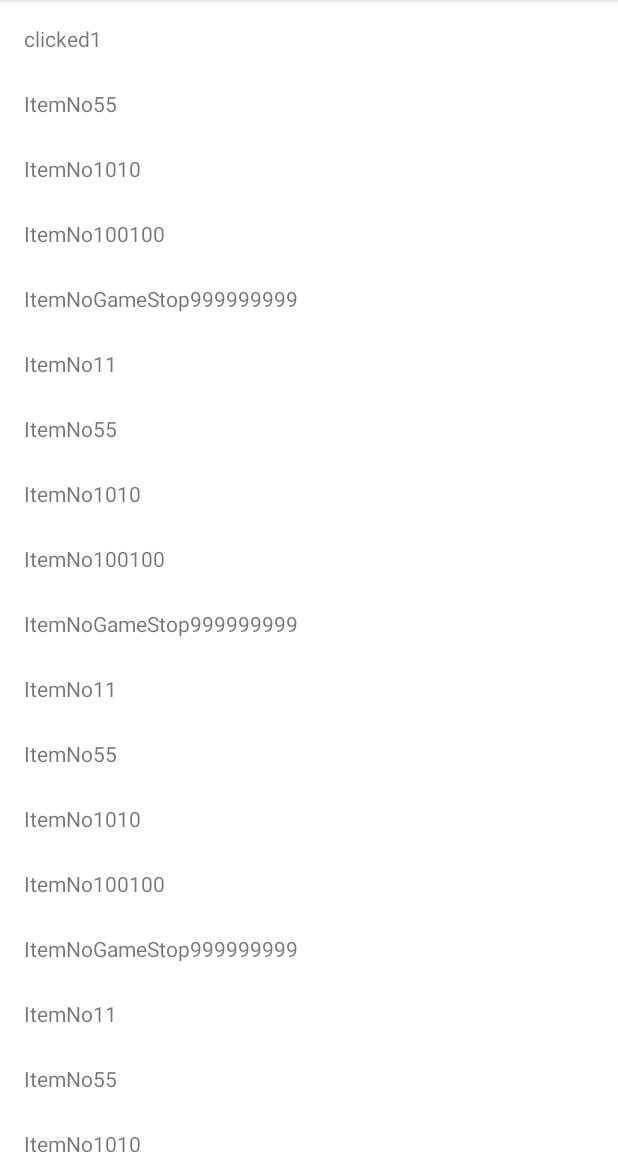
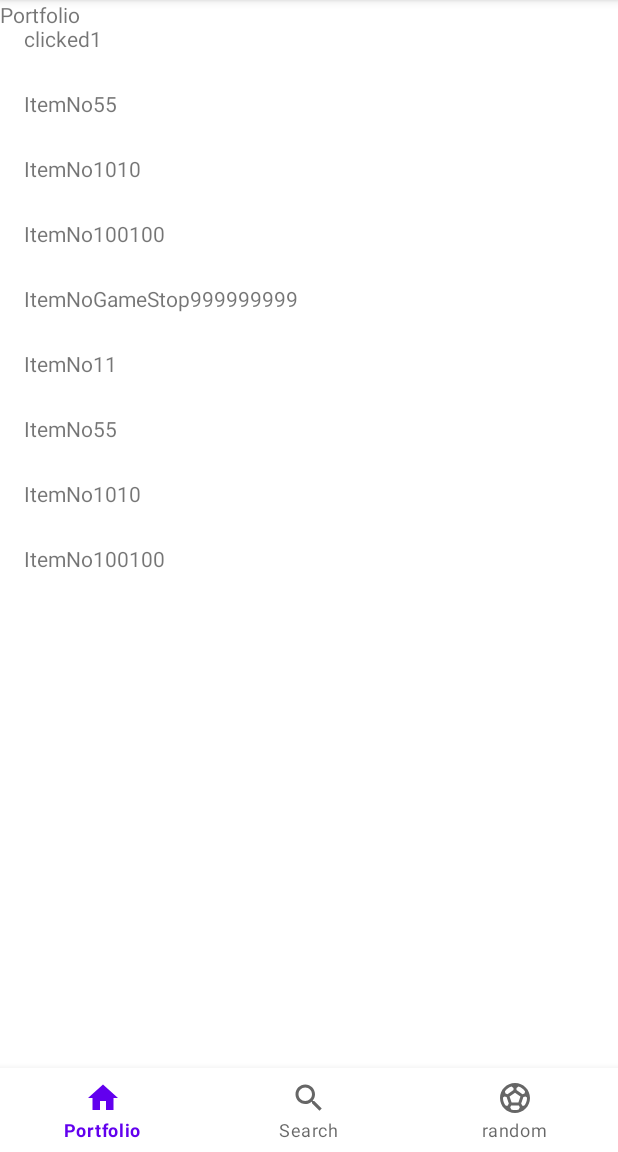
Before and after one commit to nicobah/StockzProject, an Android app: the screen it shows after launch (MainActivity), after a tap on "ItemNo1", on a phone screen of 412 x 824 dp, the part 84-1236 px from its top. Run offline under Robolectric (Android 15) with nearby library versions, the phone set to English and light mode, and no system bars.

Commit message:
buggy fragment and nav added

```diff
--- a/StockzProjectApp/app/build.gradle
+++ b/StockzProjectApp/app/build.gradle
@@ -40,6 +40,7 @@ dependencies {
     implementation 'com.google.android.material:material:1.3.0'
     implementation "androidx.recyclerview:recyclerview:1.1.0"
     implementation 'androidx.constraintlayout:constraintlayout:2.0.4'
+    implementation 'androidx.legacy:legacy-support-v4:1.0.0'
     testImplementation 'junit:junit:4.+'
     androidTestImplementation 'androidx.test.ext:junit:1.1.2'
     androidTestImplementation 'androidx.test.espresso:espresso-core:3.3.0'
--- /dev/null
+++ b/StockzProjectApp/app/src/main/res/drawable/ic_baseline_home_24.xml
@@ -0,0 +1,5 @@
+<vector android:height="24dp" android:tint="#78348E"
+    android:viewportHeight="24" android:viewportWidth="24"
+    android:width="24dp" xmlns:android="http://schemas.android.com/apk/res/android">
+    <path android:fillColor="@android:color/white" android:pathData="M10,20v-6h4v6h5v-8h3L12,3 2,12h3v8z"/>
+</vector>
--- /dev/null
+++ b/StockzProjectApp/app/src/main/res/drawable/ic_baseline_search_24.xml
@@ -0,0 +1,5 @@
+<vector android:height="24dp" android:tint="#78348E"
+    android:viewportHeight="24" android:viewportWidth="24"
+    android:width="24dp" xmlns:android="http://schemas.android.com/apk/res/android">
+    <path android:fillColor="@android:color/white" android:pathData="M15.5,14h-0.79l-0.28,-0.27C15.41,12.59 16,11.11 16,9.5 16,5.91 13.09,3 9.5,3S3,5.91 3,9.5 5.91,16 9.5,16c1.61,0 3.09,-0.59 4.23,-1.57l0.27,0.28v0.79l5,4.99L20.49,19l-4.99,-5zM9.5,14C7.01,14 5,11.99 5,9.5S7.01,5 9.5,5 14,7.01 14,9.5 11.99,14 9.5,14z"/>
+</vector>
--- /dev/null
+++ b/StockzProjectApp/app/src/main/res/drawable/ic_baseline_sports_soccer_24.xml
@@ -0,0 +1,5 @@
+<vector android:height="24dp" android:tint="#78348E"
+    android:viewportHeight="24" android:viewportWidth="24"
+    android:width="24dp" xmlns:android="http://schemas.android.com/apk/res/android">
+    <path android:fillColor="@android:color/white" android:pathData="M12,2C6.48,2 2,6.48 2,12c0,5.52 4.48,10 10,10s10,-4.48 10,-10C22,6.48 17.52,2 12,2zM13,5.3l1.35,-0.95c1.82,0.56 3.37,1.76 4.38,3.34l-0.39,1.34l-1.35,0.46L13,6.7V5.3zM9.65,4.35L11,5.3v1.4L7.01,9.49L5.66,9.03L5.27,7.69C6.28,6.12 7.83,4.92 9.65,4.35zM7.08,17.11l-1.14,0.1C4.73,15.81 4,13.99 4,12c0,-0.12 0.01,-0.23 0.02,-0.35l1,-0.73L6.4,11.4l1.46,4.34L7.08,17.11zM14.5,19.59C13.71,19.85 12.87,20 12,20s-1.71,-0.15 -2.5,-0.41l-0.69,-1.49L9.45,17h5.11l0.64,1.11L14.5,19.59zM14.27,15H9.73l-1.35,-4.02L12,8.44l3.63,2.54L14.27,15zM18.06,17.21l-1.14,-0.1l-0.79,-1.37l1.46,-4.34l1.39,-0.47l1,0.73C19.99,11.77 20,11.88 20,12C20,13.99 19.27,15.81 18.06,17.21z"/>
+</vector>
--- a/StockzProjectApp/app/src/main/res/layout/activity_main.xml
+++ b/StockzProjectApp/app/src/main/res/layout/activity_main.xml
@@ -1,17 +1,58 @@
 <?xml version="1.0" encoding="utf-8"?>
-<RelativeLayout xmlns:android="http://schemas.android.com/apk/res/android"
+<androidx.constraintlayout.widget.ConstraintLayout xmlns:android="http://schemas.android.com/apk/res/android"
     xmlns:app="http://schemas.android.com/apk/res-auto"
     xmlns:tools="http://schemas.android.com/tools"
     android:layout_width="match_parent"
     android:layout_height="match_parent"
     tools:context=".MainActivity">
 
-    <androidx.recyclerview.widget.RecyclerView
+
+<!--    <androidx.recyclerview.widget.RecyclerView-->
+<!--        android:id="@+id/market_rv"-->
+<!--        android:layout_width="match_parent"-->
+<!--        android:layout_height="400dp"-->
+<!--        android:clipToPadding="false"-->
+<!--        android:padding="4dp"-->
+<!--        app:layout_constraintBottom_toTopOf="@+id/bottomNavigationView"-->
+<!--        app:layout_constraintEnd_toEndOf="parent"-->
+<!--        app:layout_constraintHorizontal_bias="1.0"-->
+<!--        app:layout_constraintStart_toStartOf="parent"-->
+<!--        tools:listitem="@layout/market_rv_item" />-->
+
+    <FrameLayout
+        android:id="@+id/fragment_container"
         android:layout_width="match_parent"
-        android:layout_height="match_parent"
-        android:id="@+id/market_rv"
-        android:padding="4dp"
-        android:clipToPadding="false"
-        tools:listitem="@layout/market_rv_item"/>
+        android:layout_height="0dp"
+        app:layout_constraintBottom_toTopOf="@+id/bottom_navigation_view"
+        app:layout_constraintEnd_toEndOf="parent"
+        app:layout_constraintHorizontal_bias="1.0"
+        app:layout_constraintStart_toStartOf="parent"
+        app:layout_constraintTop_toTopOf="parent"
+        app:layout_constraintVertical_bias="0.0">
 
-</RelativeLayout>
+        <androidx.recyclerview.widget.RecyclerView
+            android:id="@+id/market_rv"
+            android:layout_width="match_parent"
+            android:layout_height="400dp"
+            android:clipToPadding="false"
+            android:padding="4dp"
+            app:layout_constraintBottom_toTopOf="@+id/bottom_navigation_view"
+            app:layout_constraintEnd_toEndOf="parent"
+            app:layout_constraintHorizontal_bias="1.0"
+            app:layout_constraintStart_toStartOf="parent"
+            tools:listitem="@layout/market_rv_item" />
+
+
+    </FrameLayout>
+
+    <com.google.android.material.bottomnavigation.BottomNavigationView
+        android:id="@+id/bottom_navigation_view"
+        android:layout_width="match_parent"
+        android:layout_height="wrap_content"
+        app:layout_constraintBottom_toBottomOf="parent"
+        app:layout_constraintEnd_toEndOf="parent"
+        app:layout_constraintStart_toStartOf="parent"
+        app:menu="@menu/bottom_navigation"
+        android:background="?android:attr/windowBackground"/>
+
+</androidx.constraintlayout.widget.ConstraintLayout>
--- /dev/null
+++ b/StockzProjectApp/app/src/main/res/layout/fragment_portfolio.xml
@@ -0,0 +1,12 @@
+<?xml version="1.0" encoding="utf-8"?>
+<FrameLayout xmlns:android="http://schemas.android.com/apk/res/android"
+    xmlns:tools="http://schemas.android.com/tools"
+    android:layout_width="match_parent"
+    android:layout_height="match_parent"
+    tools:context=".PortfolioFragment">
+    <TextView
+        android:layout_width="match_parent"
+        android:layout_height="match_parent"
+        android:text="Portfolio" />
+
+</FrameLayout>
--- /dev/null
+++ b/StockzProjectApp/app/src/main/res/menu/bottom_navigation.xml
@@ -0,0 +1,17 @@
+<?xml version="1.0" encoding="utf-8"?>
+<menu xmlns:android="http://schemas.android.com/apk/res/android">
+
+    <item
+        android:id="@+id/portfolio"
+        android:icon="@drawable/ic_baseline_home_24"
+        android:title="Portfolio"/>
+    <item
+        android:id="@+id/search"
+        android:icon="@drawable/ic_baseline_search_24"
+        android:title="Search"/>
+    <item
+        android:id="@+id/random"
+        android:icon="@drawable/ic_baseline_sports_soccer_24"
+        android:title="random"/>
+
+</menu>
--- a/StockzProjectApp/app/src/main/res/values/strings.xml
+++ b/StockzProjectApp/app/src/main/res/values/strings.xml
@@ -1,3 +1,4 @@
 <resources>
     <string name="app_name">StockzProjectApp</string>
+    <!-- TODO: Remove or change this placeholder text -->
 </resources>
```
Also changed, not shown: StockzProjectApp/app/src/main/java/com/example/stockzprojectapp/MainActivity.kt (+28 -0 lines), StockzProjectApp/app/src/main/java/com/example/stockzprojectapp/MarketFragment.kt (added, +22 -0 lines), StockzProjectApp/app/src/main/java/com/example/stockzprojectapp/PortfolioFragment.kt (added, +21 -0 lines), StockzProjectApp/app/src/main/java/com/example/stockzprojectapp/RandomFragment.kt (added, +20 -0 lines), StockzProjectApp/app/src/main/res/layout/fragment_market.xml (added, +14 -0 lines), StockzProjectApp/app/src/main/res/layout/fragment_random.xml (added, +14 -0 lines), StockzProjectApp/gradle/wrapper/gradle-wrapper.properties, 1 other file.
